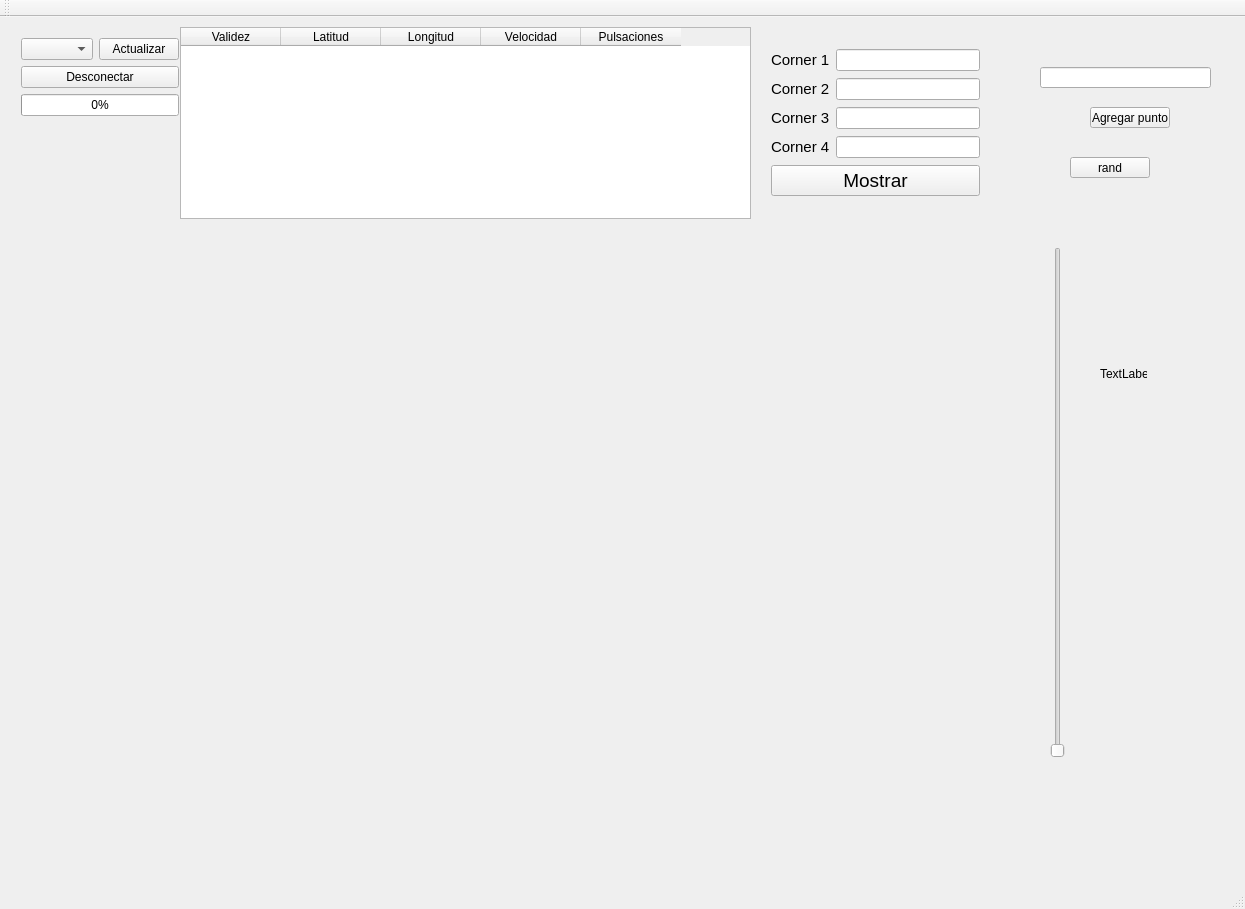
This is mainwindow.ui in javosmar/multiserie as Qt 5 draws it before an edit. The edited form follows.
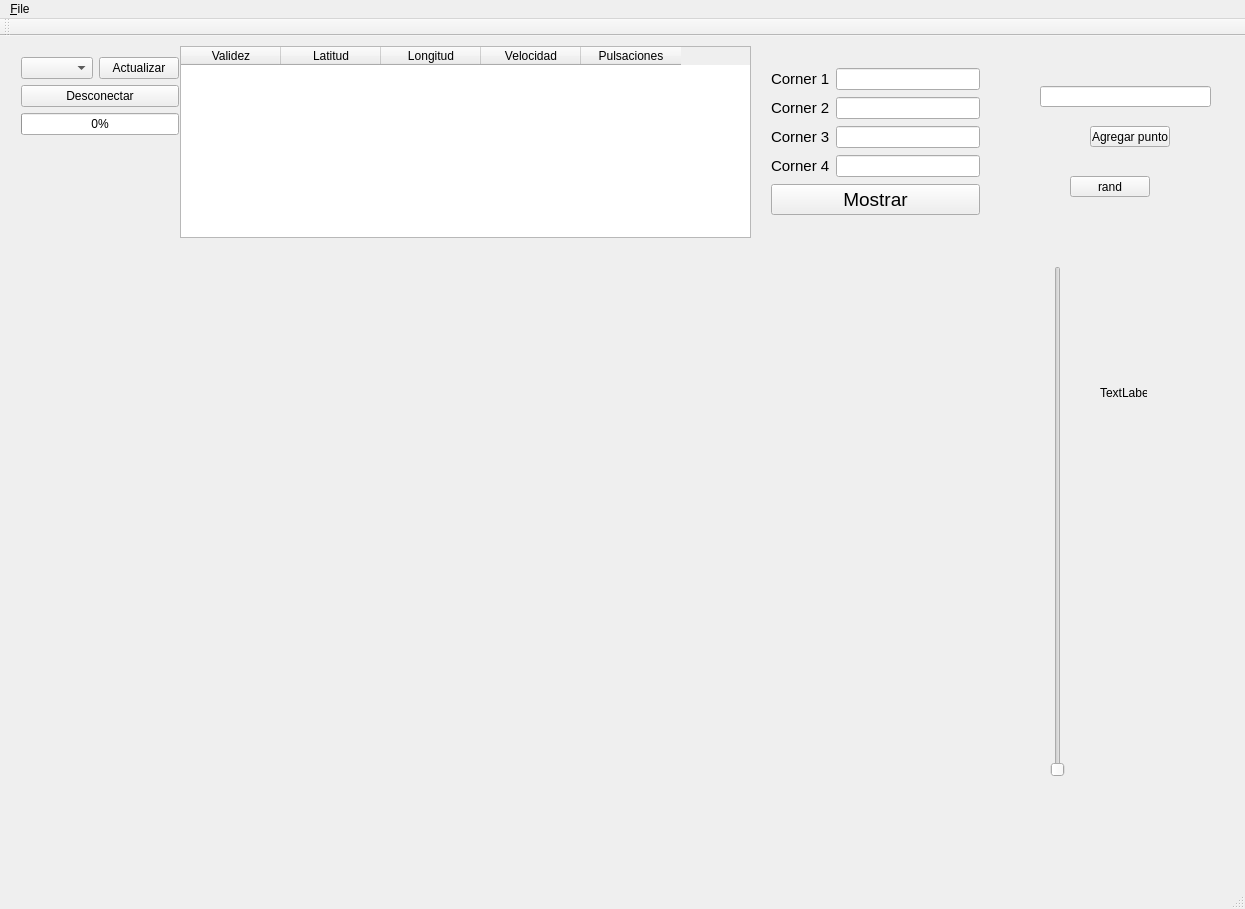
This is the edited form. Custom widgets are drawn as their Qt base class.

Commit message: abrir y nuevo en menu de opciones

```diff
--- a/mainwindow.ui
+++ b/mainwindow.ui
@@ -337,6 +337,14 @@
      <height>20</height>
     </rect>
    </property>
+   <widget class="QMenu" name="menu_File">
+    <property name="title">
+     <string>&amp;File</string>
+    </property>
+    <addaction name="actionNew"/>
+    <addaction name="action_Open"/>
+   </widget>
+   <addaction name="menu_File"/>
   </widget>
   <widget class="QToolBar" name="mainToolBar">
    <attribute name="toolBarArea">
```
Left out of the diff: 10 changed lines with no effect on the pictures. The commit also changes 3 other files.
